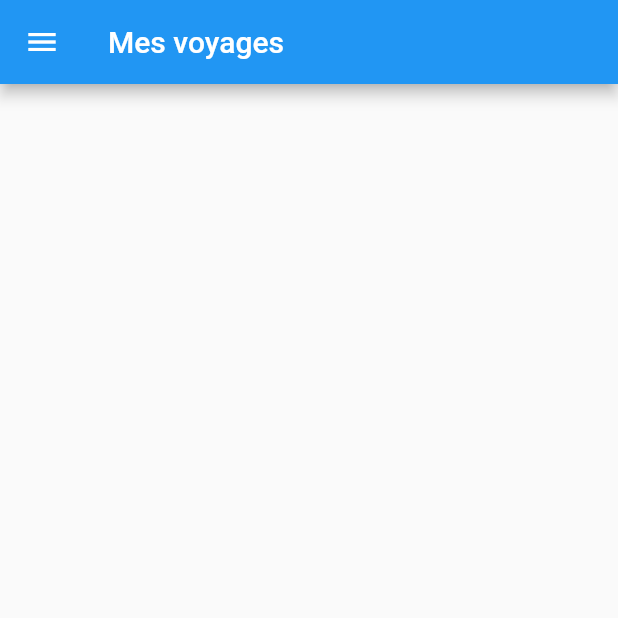
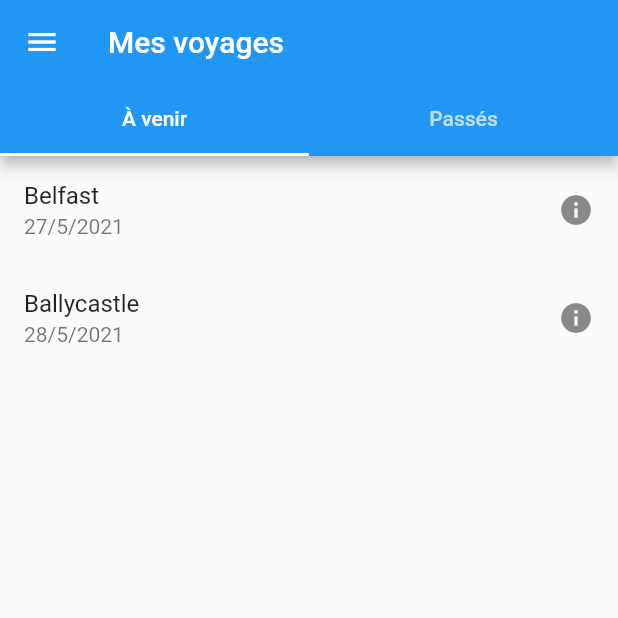
Before and after one commit to steph-MAUREL-CHARTROU/projet_app, a Flutter app: the TripView screen opened by its route, on a phone screen of 412 x 824 dp, the top half of it. Run offline on Flutter 3.47's test engine with Material 2 defaults, Android fonts, the phone set to English and light mode, and no system bars.

Commit message:
Chapitre 11 / partie 8

```diff
--- a/lib/main.dart
+++ b/lib/main.dart
@@ -20,7 +20,20 @@ class AppTrip extends StatefulWidget {
 }
 
 class _AppTripState extends State<AppTrip> {
-  List<Trip> trips = [];
+  List<Trip> trips = [
+    Trip(
+        activities: [],
+        city: 'Belfast',
+        date: DateTime.now().add(Duration(days: 1))),
+    Trip(
+        activities: [],
+        city: 'Ballycastle',
+        date: DateTime.now().add(Duration(days: 2))),
+    Trip(
+        activities: [],
+        city: 'Bushmills',
+        date: DateTime.now().subtract(Duration(days: 2))),
+  ];
 
   void addTrip(Trip trip) {
     setState(() {
--- a/lib/views/trips/trips_view.dart
+++ b/lib/views/trips/trips_view.dart
@@ -16,13 +16,34 @@ class TripView extends StatefulWidget {
 class _TripViewState extends State<TripView> {
   @override
   Widget build(BuildContext context) {
-    return Scaffold(
+    return DefaultTabController(
+      length: 2,
+      child: Scaffold(
         appBar: AppBar(
           title: Text('Mes voyages'),
+          bottom: TabBar(tabs: <Widget>[
+            Tab(
+              text: 'À venir',
+            ),
+            Tab(text: 'Passés'),
+          ]),
         ),
         drawer: DonagalDrawer(),
-        body: TripList(
-          trips: widget.trips,
-        ));
+        body: TabBarView(
+          children: <Widget>[
+            TripList(
+              trips: widget.trips
+                  .where((trip) => DateTime.now().isBefore(trip.date))
+                  .toList(),
+            ),
+            TripList(
+              trips: widget.trips
+                  .where((trip) => DateTime.now().isAfter(trip.date))
+                  .toList(),
+            ),
+          ],
+        ),
+      ),
+    );
   }
 }
```
